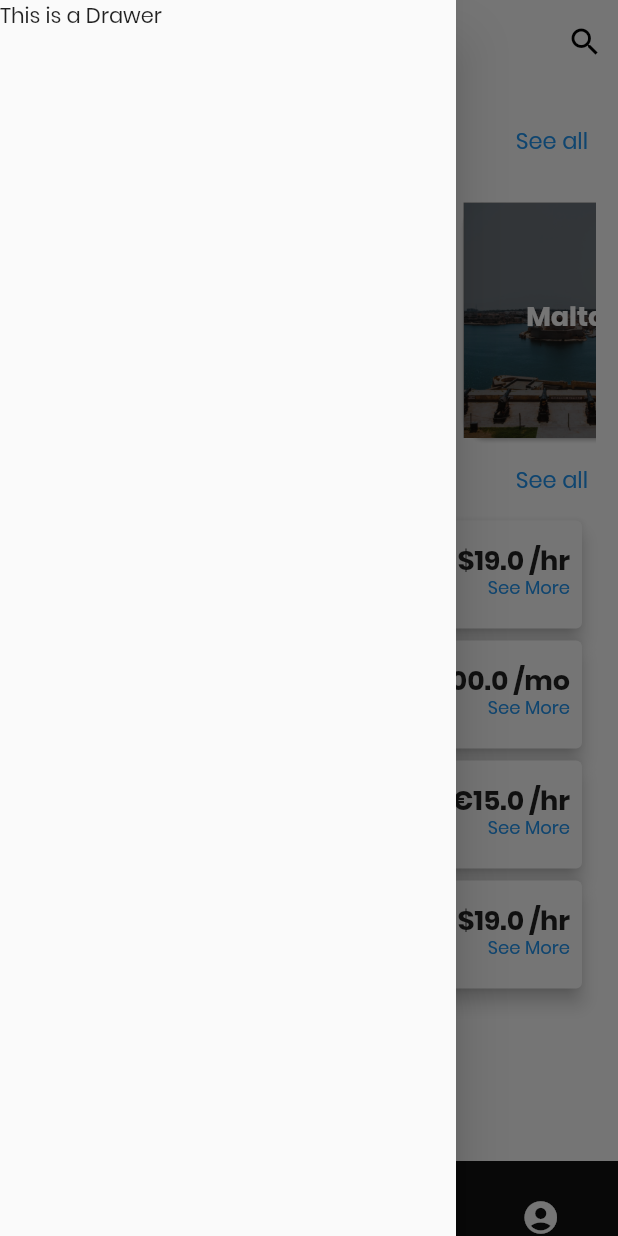
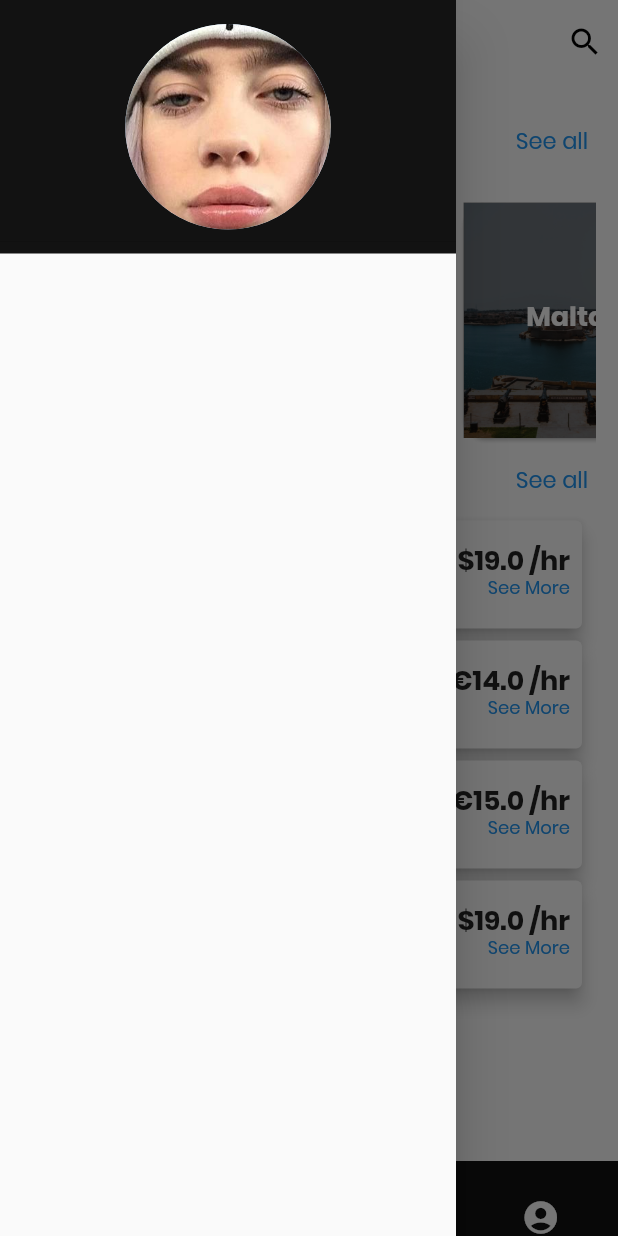
Before and after one commit to NicolasMarqui/Seekr-Flutter, a Flutter app: the screen it shows after launch, with the side drawer open, on a phone screen of 412 x 824 dp. Run offline on Flutter 3.47's test engine with Material 2 defaults, Android fonts, the phone set to English and light mode, and no system bars; drawn by our look-alikes of curved_navigation_bar.

Commit message:
Added pages to tabs

```diff
--- a/frontend/lib/models/jobs.dart
+++ b/frontend/lib/models/jobs.dart
@@ -33,8 +33,8 @@ List<Jobs> jobs = [
     company: "Ireland Goods.Inc",
     city: "Dublin",
     country: "Ireland",
-    salary: 1600,
-    isHour: false,
+    salary: 14,
+    isHour: true,
     datePosted: DateTime.now(),
     currency: "€",
   ),
--- a/frontend/lib/pages/home.dart
+++ b/frontend/lib/pages/home.dart
@@ -1,9 +1,13 @@
 import 'package:curved_navigation_bar/curved_navigation_bar.dart';
 import 'package:flutter/material.dart';
 
+import '../widgets/drawer.dart';
 import '../widgets/newestJobs.dart';
 import '../widgets/selectCity.dart';
 import '../widgets/searchBox.dart';
+import '../pages/seeJobs.dart';
+import '../pages/chooseCity.dart';
+import '../pages/profile.dart';
 
 class HomePage extends StatefulWidget {
   @override
@@ -11,6 +15,15 @@ class HomePage extends StatefulWidget {
 }
 
 class _HomePageState extends State<HomePage> {
+  int _page = 0;
+
+  final _pages = [
+    HomePageContent(),
+    SeeJobs(),
+    ChooseCity(),
+    Profile(),
+  ];
+
   @override
   Widget build(BuildContext context) {
     return Scaffold(
@@ -46,32 +59,57 @@ class _HomePageState extends State<HomePage> {
         ],
       ),
       drawer: Drawer(
-        child: Text('This is a Drawer'),
+        child: SideDrawer(),
       ),
-      body: SingleChildScrollView(
-        child: Column(
-          children: <Widget>[
-            // SearchBox(),
-            SelectCity(),
-            RecentJobs(),
-          ],
-        ),
-      ),
+      body: _pages[_page],
       bottomNavigationBar: CurvedNavigationBar(
         height: 50,
         backgroundColor: Colors.white,
         animationDuration: Duration(milliseconds: 400),
         color: Color(0xFF121212),
         items: <Widget>[
-          Icon(Icons.home, size: 26,color: Colors.white,),
-          Icon(Icons.flag, size: 26, color: Colors.white,),
-          Icon(Icons.location_city, size: 26, color: Colors.white,),
-          Icon(Icons.account_circle, size: 26, color: Colors.white,),
+          Icon(
+            Icons.home,
+            size: 26,
+            color: Colors.white,
+          ),
+          Icon(
+            Icons.flag,
+            size: 26,
+            color: Colors.white,
+          ),
+          Icon(
+            Icons.location_city,
+            size: 26,
+            color: Colors.white,
+          ),
+          Icon(
+            Icons.account_circle,
+            size: 26,
+            color: Colors.white,
+          ),
         ],
         onTap: (index) {
-          //Handle button tap
+          setState(() {
+            _page = index;
+          });
         },
       ),
     );
   }
 }
+
+class HomePageContent extends StatelessWidget {
+  @override
+  Widget build(BuildContext context) {
+    return SingleChildScrollView(
+      child: Column(
+        children: <Widget>[
+          // SearchBox(),
+          SelectCity(),
+          RecentJobs(),
+        ],
+      ),
+    );
+  }
+}
--- /dev/null
+++ b/frontend/lib/widgets/drawer.dart
@@ -0,0 +1,26 @@
+import 'package:flutter/material.dart';
+
+class SideDrawer extends StatelessWidget {
+  const SideDrawer({Key key}) : super(key: key);
+
+  @override
+  Widget build(BuildContext context) {
+    return ListView(
+      children: <Widget>[
+        Container(
+          color: Color(0xFF121212),
+          child: DrawerHeader(
+            child: Container(
+              height: 30,
+              width: 30,
+              child: CircleAvatar(
+                radius: 20,
+                backgroundImage: AssetImage('assets/images/avatar.jpg'),
+              ),
+            ),
+          ),
+        ),
+      ],
+    );
+  }
+}
```
Also changed, not shown: frontend/lib/pages/profile.dart (added, +14 -0 lines), frontend/lib/pages/seeJobs.dart (added, +14 -0 lines).
